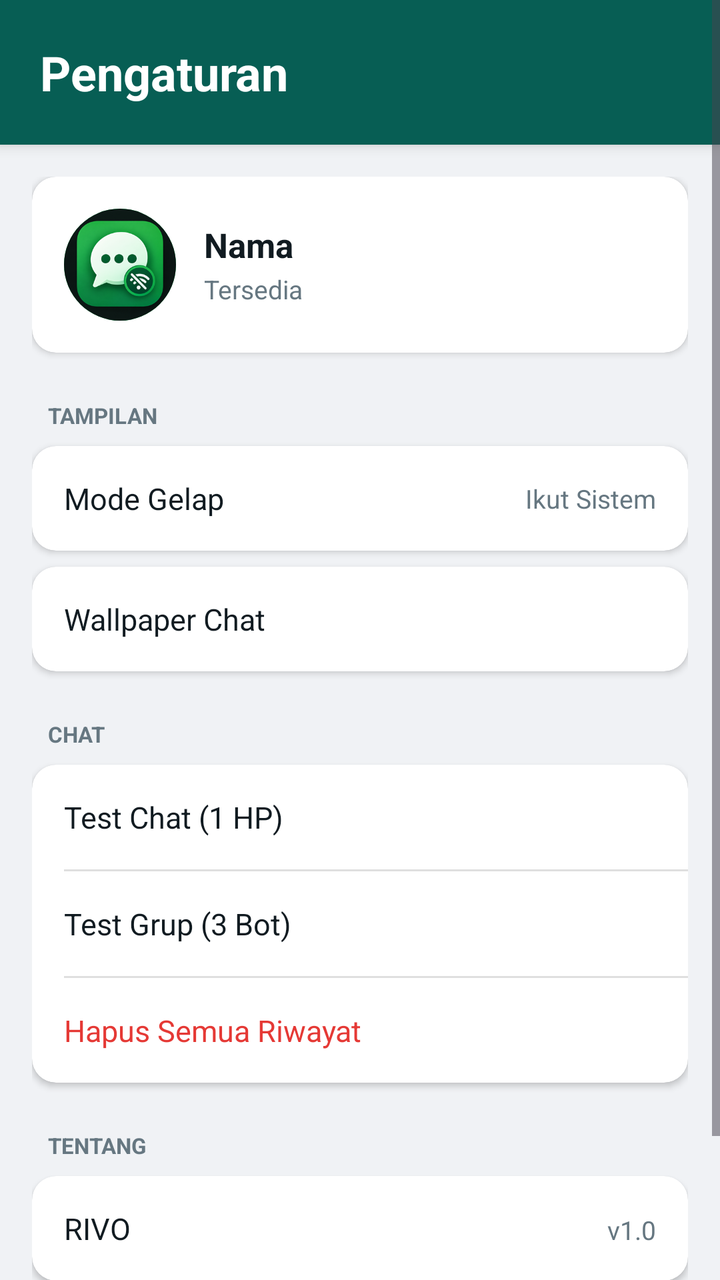
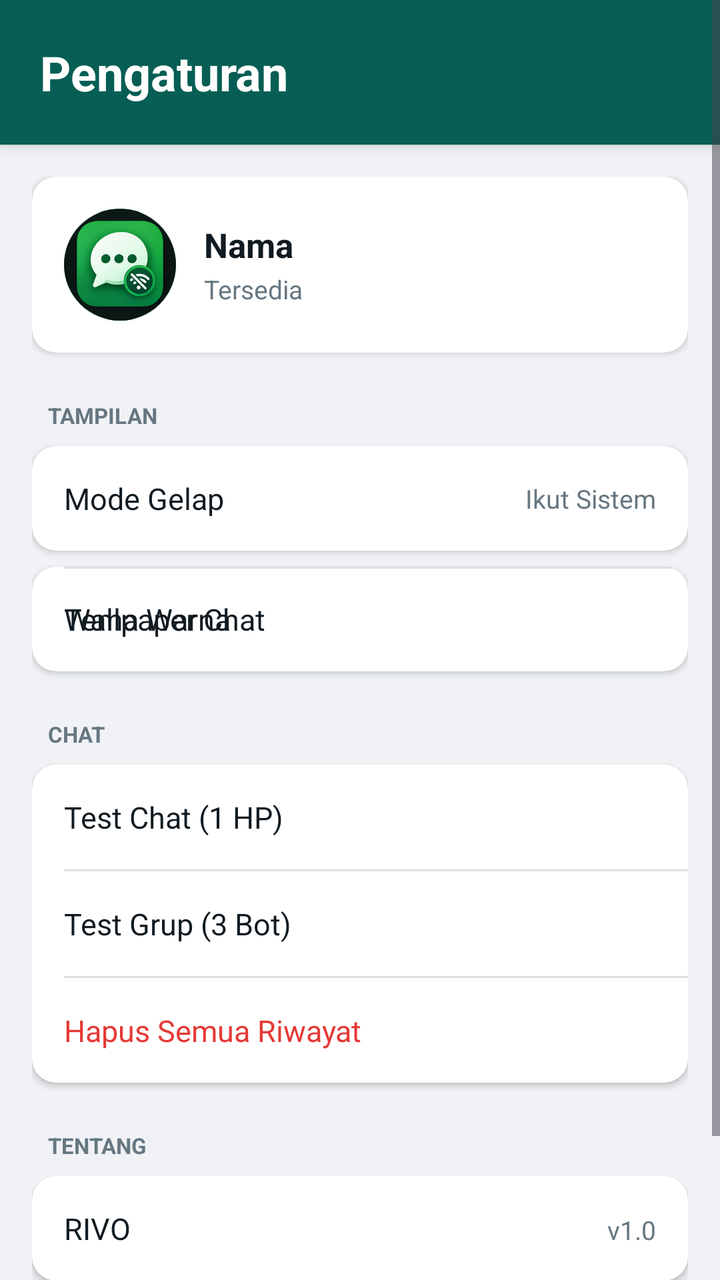

Two renders of the same Android screen: before a commit and after it. Below are the layout's source before the change and the commit's diff.
<!-- AndroidManifest.xml: application theme Theme.Material3.DayNight.NoActionBar -->
<!-- res/layout/activity_setting.xml -->
<?xml version="1.0" encoding="utf-8"?>
<ScrollView xmlns:android="http://schemas.android.com/apk/res/android"
    xmlns:app="http://schemas.android.com/apk/res-auto"
    android:layout_width="match_parent"
    android:layout_height="match_parent"
    android:background="@color/home_bg">

<LinearLayout
    android:layout_width="match_parent"
    android:layout_height="wrap_content"
    android:orientation="vertical">

    <LinearLayout
        android:layout_width="match_parent"
        android:layout_height="wrap_content"
        android:background="@drawable/header_bg"
        android:orientation="vertical"
        android:padding="20dp"
        android:elevation="4dp">

        <TextView
            android:layout_width="match_parent"
            android:layout_height="wrap_content"
            android:text="Pengaturan"
            android:textColor="#FFFFFF"
            android:textSize="24sp"
            android:textStyle="bold" />
    </LinearLayout>

    <LinearLayout
        android:layout_width="match_parent"
        android:layout_height="wrap_content"
        android:orientation="vertical"
        android:padding="16dp">

        <androidx.cardview.widget.CardView
            android:id="@+id/cardName"
            android:layout_width="match_parent"
            android:layout_height="wrap_content"
            app:cardCornerRadius="12dp"
            app:cardElevation="2dp"
            android:clickable="true"
            android:focusable="true"
            android:foreground="?android:attr/selectableItemBackground">

            <LinearLayout
                android:layout_width="match_parent"
                android:layout_height="wrap_content"
                android:orientation="horizontal"
                android:padding="16dp"
                android:gravity="center_vertical">

                
                <androidx.cardview.widget.CardView
                    android:layout_width="56dp"
                    android:layout_height="56dp"
                    app:cardCornerRadius="28dp"
                    app:cardElevation="0dp">

                    <ImageView
                        android:id="@+id/settingAvatar"
                        android:layout_width="match_parent"
                        android:layout_height="match_parent"
                        android:src="@drawable/splash_logo"
                        android:background="@color/brand_accent"
                        android:scaleType="centerCrop" />
                </androidx.cardview.widget.CardView>

                <LinearLayout
                    android:layout_width="0dp"
                    android:layout_height="wrap_content"
                    android:layout_weight="1"
                    android:orientation="vertical"
                    android:paddingStart="14dp">

                    <TextView
                        android:id="@+id/settingName"
                        android:layout_width="match_parent"
                        android:layout_height="wrap_content"
                        android:text="Nama"
                        android:textSize="17sp"
                        android:textStyle="bold"
                        android:textColor="@color/text_primary" />

                    <TextView
                        android:id="@+id/settingStatus"
                        android:layout_width="match_parent"
                        android:layout_height="wrap_content"
                        android:text="Tersedia"
                        android:textSize="13sp"
                        android:textColor="@color/text_secondary"
                        android:paddingTop="2dp" />
                </LinearLayout>
            </LinearLayout>
        </androidx.cardview.widget.CardView>

        <TextView
            android:layout_width="match_parent"
            android:layout_height="wrap_content"
            android:text="TAMPILAN"
            android:textSize="11sp"
            android:textStyle="bold"
            android:textColor="@color/text_secondary"
            android:paddingTop="24dp"
            android:paddingBottom="8dp"
            android:paddingStart="8dp" />

        <androidx.cardview.widget.CardView
            android:layout_width="match_parent"
            android:layout_height="wrap_content"
            app:cardCornerRadius="12dp"
            app:cardElevation="2dp">

            <LinearLayout
                android:id="@+id/rowDarkMode"
                android:layout_width="match_parent"
                android:layout_height="wrap_content"
                android:orientation="horizontal"
                android:padding="16dp"
                android:gravity="center_vertical"
                android:background="?android:attr/selectableItemBackground"
                android:clickable="true"
                android:focusable="true">

                <TextView
                    android:layout_width="0dp"
                    android:layout_height="wrap_content"
                    android:layout_weight="1"
                    android:text="Mode Gelap"
                    android:textSize="15sp"
                    android:textColor="@color/text_primary" />

                <TextView
                    android:id="@+id/darkModeValue"
                    android:layout_width="wrap_content"
                    android:layout_height="wrap_content"
                    android:text="Ikut Sistem"
                    android:textSize="13sp"
                    android:textColor="@color/text_secondary" />
            </LinearLayout>
        </androidx.cardview.widget.CardView>

        <androidx.cardview.widget.CardView
            android:layout_width="match_parent"
            android:layout_height="wrap_content"
            app:cardCornerRadius="12dp"
            app:cardElevation="2dp"
            android:layout_marginTop="8dp">

            <LinearLayout
                android:id="@+id/rowWallpaper"
                android:layout_width="match_parent"
                android:layout_height="wrap_content"
                android:orientation="horizontal"
                android:padding="16dp"
                android:background="?android:attr/selectableItemBackground"
                android:clickable="true"
                android:focusable="true">

                <TextView
                    android:layout_width="match_parent"
                    android:layout_height="wrap_content"
                    android:text="Wallpaper Chat"
                    android:textSize="15sp"
                    android:textColor="@color/text_primary" />
            </LinearLayout>
        </androidx.cardview.widget.CardView>

        <TextView
            android:layout_width="match_parent"
            android:layout_height="wrap_content"
            android:text="CHAT"
            android:textSize="11sp"
            android:textStyle="bold"
            android:textColor="@color/text_secondary"
            android:paddingTop="24dp"
            android:paddingBottom="8dp"
            android:paddingStart="8dp" />

        <androidx.cardview.widget.CardView
            android:layout_width="match_parent"
            android:layout_height="wrap_content"
            app:cardCornerRadius="12dp"
            app:cardElevation="2dp">

            <LinearLayout
                android:layout_width="match_parent"
                android:layout_height="wrap_content"
                android:orientation="vertical">

                <LinearLayout
                    android:id="@+id/rowTestChat"
                    android:layout_width="match_parent"
                    android:layout_height="wrap_content"
                    android:orientation="horizontal"
                    android:padding="16dp"
                    android:background="?android:attr/selectableItemBackground"
                    android:clickable="true"
                    android:focusable="true">

                    <TextView
                        android:layout_width="match_parent"
                        android:layout_height="wrap_content"
                        android:text="Test Chat (1 HP)"
                        android:textSize="15sp"
                        android:textColor="@color/text_primary" />
                </LinearLayout>

                <View
                    android:layout_width="match_parent"
                    android:layout_height="1dp"
                    android:background="#20000000"
                    android:layout_marginStart="16dp" />

                <LinearLayout
                    android:id="@+id/rowTestGroup"
                    android:layout_width="match_parent"
                    android:layout_height="wrap_content"
                    android:orientation="horizontal"
                    android:padding="16dp"
                    android:background="?android:attr/selectableItemBackground"
                    android:clickable="true"
                    android:focusable="true">

                    <TextView
                        android:layout_width="match_parent"
                        android:layout_height="wrap_content"
                        android:text="Test Grup (3 Bot)"
                        android:textSize="15sp"
                        android:textColor="@color/text_primary" />
                </LinearLayout>

                <View
                    android:layout_width="match_parent"
                    android:layout_height="1dp"
                    android:background="#20000000"
                    android:layout_marginStart="16dp" />

                <LinearLayout
                    android:id="@+id/rowClearAll"
                    android:layout_width="match_parent"
                    android:layout_height="wrap_content"
                    android:orientation="horizontal"
                    android:padding="16dp"
                    android:background="?android:attr/selectableItemBackground"
                    android:clickable="true"
                    android:focusable="true">

                    <TextView
                        android:layout_width="match_parent"
                        android:layout_height="wrap_content"
                        android:text="Hapus Semua Riwayat"
                        android:textSize="15sp"
                        android:textColor="#E53935" />
                </LinearLayout>
            </LinearLayout>
        </androidx.cardview.widget.CardView>

        <TextView
            android:layout_width="match_parent"
            android:layout_height="wrap_content"
            android:text="TENTANG"
            android:textSize="11sp"
            android:textStyle="bold"
            android:textColor="@color/text_secondary"
            android:paddingTop="24dp"
            android:paddingBottom="8dp"
            android:paddingStart="8dp" />

        <androidx.cardview.widget.CardView
            android:layout_width="match_parent"
            android:layout_height="wrap_content"
            app:cardCornerRadius="12dp"
            app:cardElevation="2dp">

            <LinearLayout
                android:id="@+id/rowAbout"
                android:layout_width="match_parent"
                android:layout_height="wrap_content"
                android:orientation="horizontal"
                android:padding="16dp"
                android:background="?android:attr/selectableItemBackground"
                android:clickable="true"
                android:focusable="true">

                <TextView
                    android:layout_width="0dp"
                    android:layout_height="wrap_content"
                    android:layout_weight="1"
                    android:text="RIVO"
                    android:textSize="15sp"
                    android:textColor="@color/text_primary" />

                <TextView
                    android:layout_width="wrap_content"
                    android:layout_height="wrap_content"
                    android:text="v1.0"
                    android:textSize="13sp"
                    android:textColor="@color/text_secondary" />
            </LinearLayout>
        </androidx.cardview.widget.CardView>

        <TextView
            android:layout_width="match_parent"
            android:layout_height="wrap_content"
            android:text="Offline Chat • Tanpa Internet"
            android:textAlignment="center"
            android:textSize="11sp"
            android:textColor="@color/text_secondary"
            android:paddingTop="30dp"
            android:paddingBottom="20dp" />
    </LinearLayout>
</LinearLayout>
</ScrollView>
<!-- resources referenced by this layout -->
<resources>
  <color name="brand_accent">#25D366</color>
  <color name="home_bg">#F0F2F5</color>
  <color name="text_primary">#111B21</color>
  <color name="text_secondary">#667781</color>
  <!-- drawable header_bg (drawable) -->
  <?xml version="1.0" encoding="utf-8"?>
  <shape xmlns:android="http://schemas.android.com/apk/res/android"
      android:shape="rectangle">
      <solid android:color="@color/brand_green" />
  </shape>
  <!-- drawable splash_logo: png bitmap (drawable, 55583 bytes) -->
  <color name="brand_green">#075E54</color>
</resources>

<!-- the commit's change to res/layout/activity_setting.xml (unified diff, before → after) -->
@@ -161,6 +161,30 @@
                     android:layout_width="match_parent"
                     android:layout_height="wrap_content"
                     android:text="Wallpaper Chat"
+                    android:textSize="15sp"
+                    android:textColor="@color/text_primary" />
+            </LinearLayout>
+
+            <View
+                android:layout_width="match_parent"
+                android:layout_height="1dp"
+                android:background="#20000000"
+                android:layout_marginStart="16dp" />
+
+            <LinearLayout
+                android:id="@+id/rowTheme"
+                android:layout_width="match_parent"
+                android:layout_height="wrap_content"
+                android:orientation="horizontal"
+                android:padding="16dp"
+                android:background="?android:attr/selectableItemBackground"
+                android:clickable="true"
+                android:focusable="true">
+
+                <TextView
+                    android:layout_width="match_parent"
+                    android:layout_height="wrap_content"
+                    android:text="Tema Warna"
                     android:textSize="15sp"
                     android:textColor="@color/text_primary" />
             </LinearLayout>
